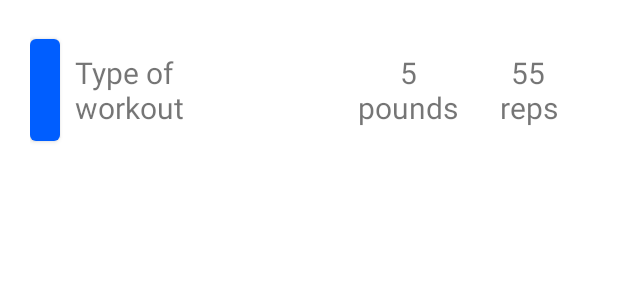
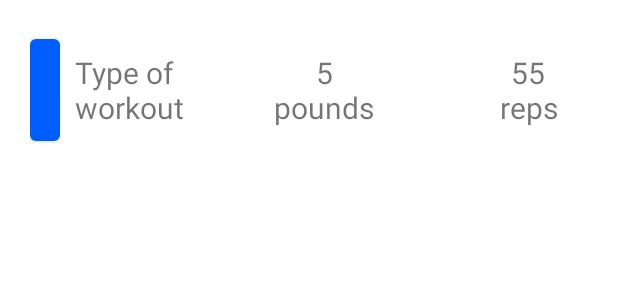
Before and after one commit to SgainsO/FitTrack, an Android app: the layout lift_widget.xml on its own in the app's theme, with its tools: preview values and no code run, on a phone screen of 412 x 824 dp. Shown: the top 300 px of the screen. Run offline under Robolectric (Android 15) with nearby library versions, the phone set to English and light mode, and no system bars.

Commit message:
Added ui tweakes to lift_widget

```diff
--- a/app/src/main/java/com/zybooks/myapplication/ui/home/HomeFragment.java
+++ b/app/src/main/java/com/zybooks/myapplication/ui/home/HomeFragment.java
@@ -45,7 +45,7 @@ public class HomeFragment extends Fragment {
 
         data = new ViewModelProvider(this).get(HomeDatabaseToUiModel.class);
 
-        CustomAdapter cadapter = new CustomAdapter(new CustomAdapter.WordDiff(), this);
+        CustomAdapter cadapter = new CustomAdapter(new CustomAdapter.WordDiff());
         WeightAdapter wadapter = new WeightAdapter(new WeightAdapter.WordDiff());
 
         data.getAllLifts().observe(getViewLifecycleOwner(), words ->
--- a/app/src/main/java/com/zybooks/myapplication/ui/lifts/LiftsFragment.java
+++ b/app/src/main/java/com/zybooks/myapplication/ui/lifts/LiftsFragment.java
@@ -85,7 +85,7 @@ public class LiftsFragment extends Fragment {
                         {
                             String t = type.getText().toString();
                             String w = weight.getText().toString() + " Pounds";
-                            String r = rep.getText().toString() + " Reps";
+                            String r = rep.getText().toString() +  "\n"+ "Reps";
 
                             dum.insert(new LiftWidget(t, w, r));
                         }
--- a/app/src/main/res/layout/lift_widget.xml
+++ b/app/src/main/res/layout/lift_widget.xml
@@ -35,15 +35,19 @@
         android:layout_alignParentRight="true"
         android:layout_alignTop="@+id/workName"
         android:layout_alignBottom="@id/EditButton"/>
+
     <TextView
         android:id="@+id/weight"
         android:layout_width="80dp"
-        android:textSize="20sp"
         android:layout_height="65dp"
+        android:layout_alignTop="@+id/workName"
+        android:layout_alignBottom="@id/EditButton"
+        android:layout_marginTop="0dp"
+        android:layout_marginRight="56dp"
+        android:layout_marginBottom="0dp"
+        android:layout_toLeftOf="@id/reps"
+        android:text="5 pounds"
         android:textAlignment="center"
-        android:text="5 pounds"
-        android:layout_toLeftOf="@id/reps"
-        android:layout_alignTop="@+id/workName"
-        android:layout_alignBottom="@id/EditButton"/>
+        android:textSize="20sp" />
 
 </RelativeLayout>
```
Also changed, not shown: app/src/main/java/com/zybooks/myapplication/ui/CustomAdapter.java (+31 -0 lines).
